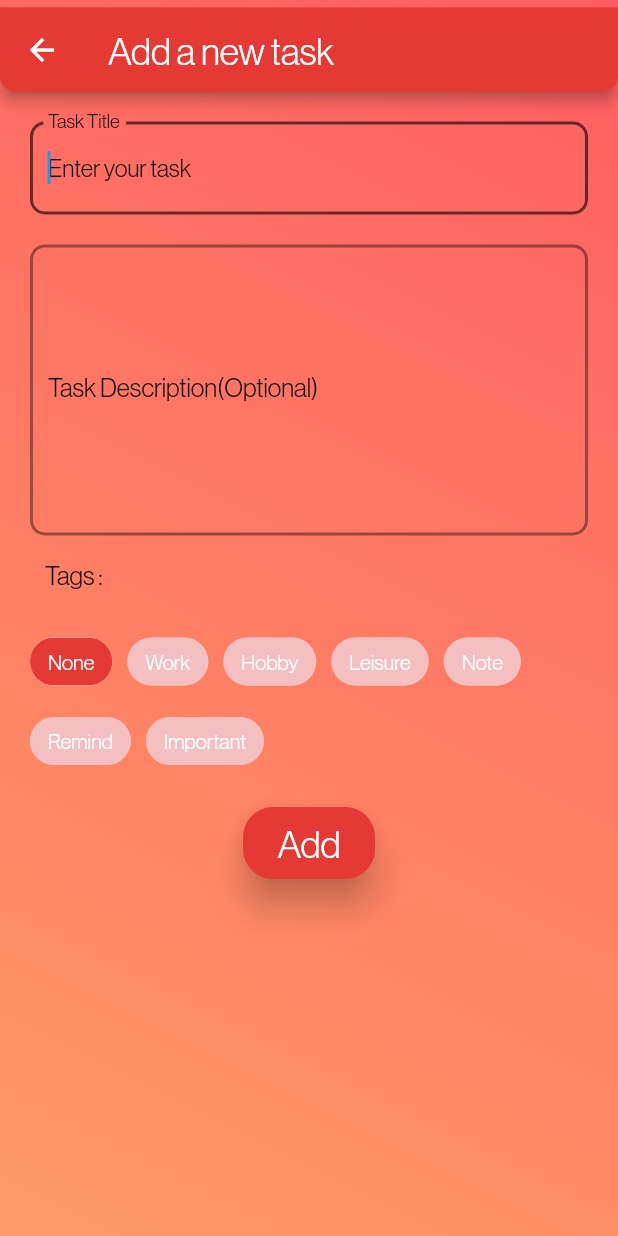
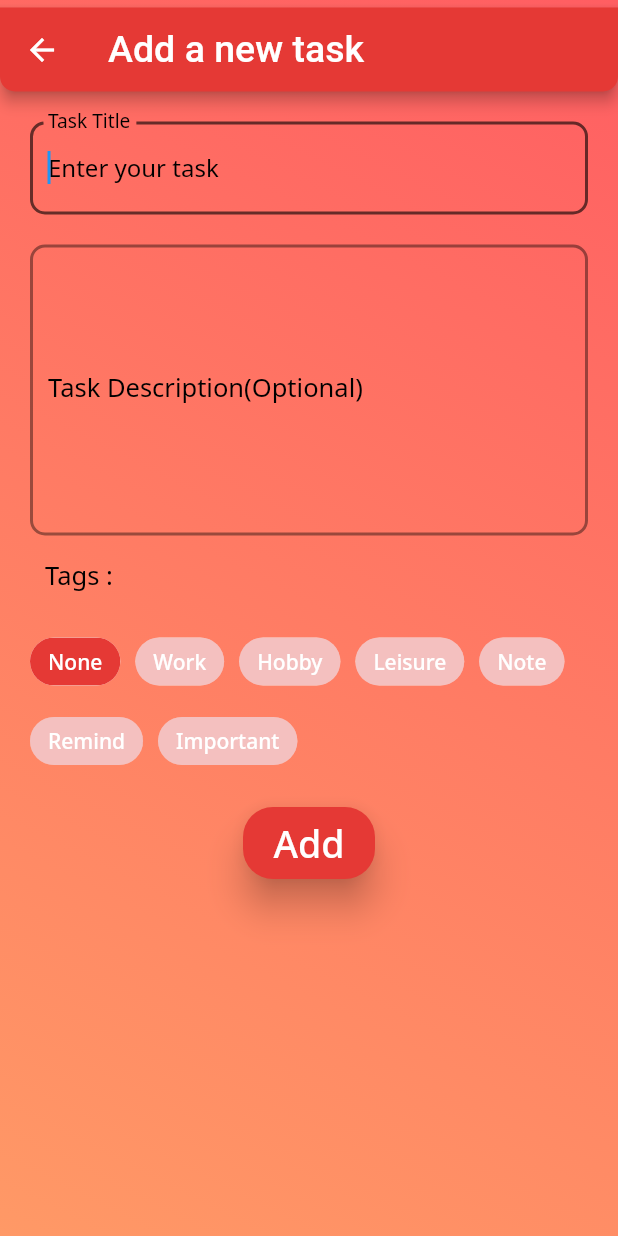
Before and after one commit to aadarshKsingh/Flutter-ToDo, a Flutter app: the screen it shows after launch, after a tap on "Add Task", on a phone screen of 412 x 824 dp. Run offline on Flutter 3.47's test engine with Material 2 defaults, Android fonts, the phone set to English and light mode, and no system bars; our stand-ins replace fluttertoast, google_fonts; missing offline and left inert: encrypt.

Commit message:
Code Cleanup
code cleanup

code cleanup

```diff
--- a/lib/addTask.dart
+++ b/lib/addTask.dart
@@ -43,12 +43,9 @@ class _addTaskState extends State<addTask> {
           currentFocus.unfocus();
         }
       },
-      child: MaterialApp(
-        theme: ThemeData(
-          fontFamily: 'OnePlusSans',
-          primaryColor: model_saveConfig.getAccent(),
-        ),
-        home: Container(
+      child: Material(
+        color: model_saveConfig.getAccent(),
+        child: Container(
           padding: EdgeInsets.only(
             top: 5,
           ),
@@ -147,7 +144,6 @@ class _addTaskState extends State<addTask> {
                               color: model_saveConfig.estimateColor(
                                   model_saveConfig.getGradient()[0])),
                           labelStyle: TextStyle(
-                              fontFamily: "OnePlusSans",
                               fontSize: 17,
                               color: model_saveConfig.estimateColor(
                                   model_saveConfig.getGradient()[0])),
@@ -195,7 +191,6 @@ class _addTaskState extends State<addTask> {
                               color: model_saveConfig.estimateColor(
                                   model_saveConfig.getGradient()[0])),
                           labelStyle: TextStyle(
-                            fontFamily: "OnePlusSans",
                             fontSize: 17,
                             color: model_saveConfig.estimateColor(
                                 model_saveConfig.getGradient()[0]),
--- a/lib/main.dart
+++ b/lib/main.dart
@@ -8,6 +8,7 @@ import 'package:flutter/material.dart';
 import 'package:provider/provider.dart';
 import 'package:letsdoit/saveConfig.dart';
 import 'package:flutter/services.dart';
+import 'package:google_fonts/google_fonts.dart';
 
 void main() {
   runApp(MultiProvider(providers: [
@@ -29,7 +30,6 @@ class _homeState extends State<home> {
 
   @override
   void initState() {
-    // TODO: implement initState
     getConfig();
     super.initState();
   }
@@ -38,7 +38,7 @@ class _homeState extends State<home> {
   Widget build(BuildContext context) {
     return MaterialApp(
       theme: ThemeData(
-          fontFamily: 'OnePlusSans',
+          textTheme: GoogleFonts.notoSansTextTheme(),
           primaryColor: Provider.of<saveConfig>(context).getAccent()),
       home: Scaffold(body: letsdoit()),
     );
--- a/lib/taskPage.dart
+++ b/lib/taskPage.dart
@@ -74,7 +74,6 @@ class _taskPageState extends State<taskPage> {
                               letterSpacing: 4,
                               fontWeight: FontWeight.bold,
                               fontSize: 25,
-                              fontFamily: 'OnePlusSans',
                               color: model_saveConfig.estimateColor(
                                   model_saveConfig.getGradient()[0])),
                         )
```
Also changed, not shown: lib/about.dart (+3 -6 lines), lib/settings.dart (+3 -6 lines), pubspec.yaml (+2 -5 lines), pubspec.lock.
